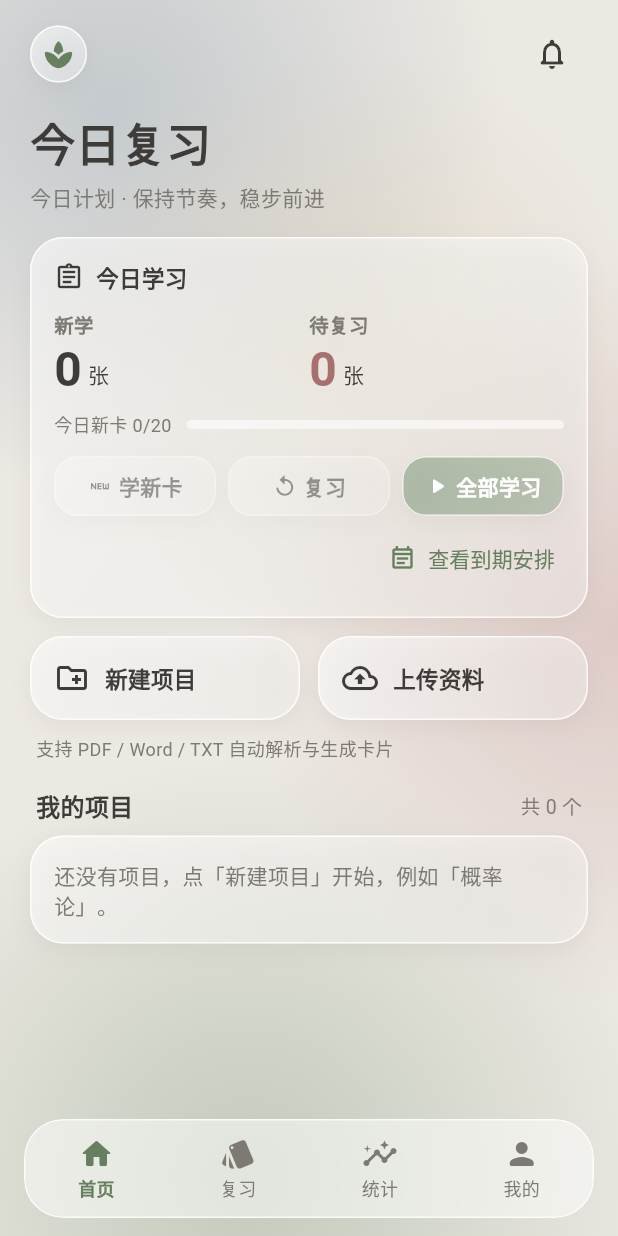
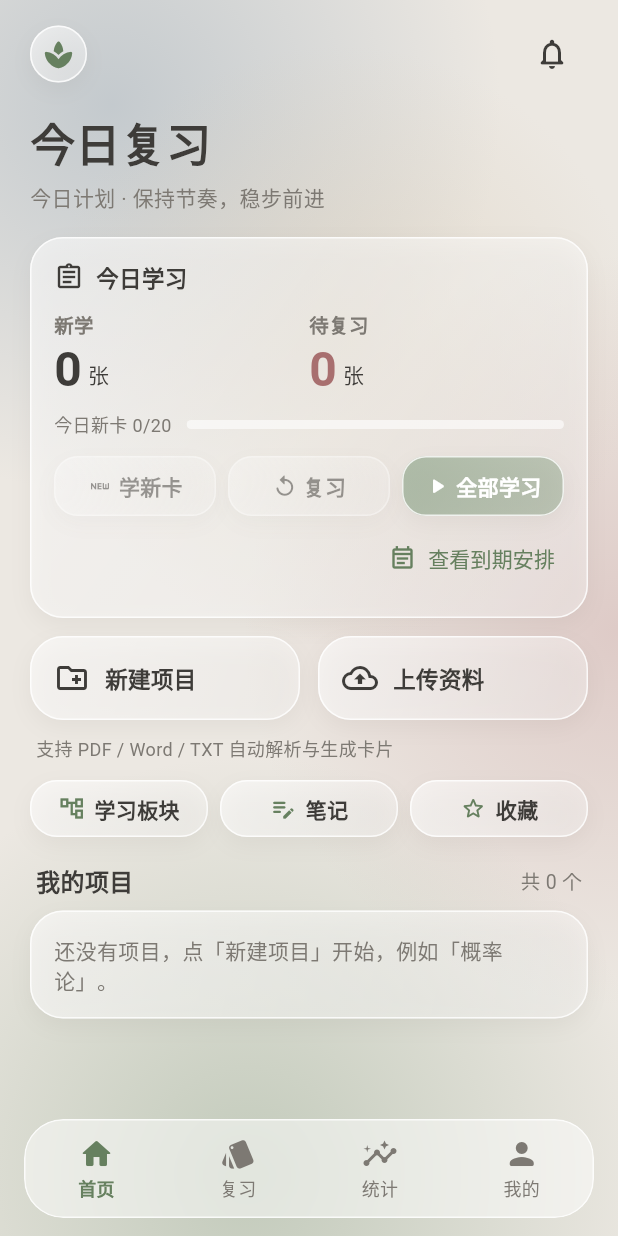
Before and after one commit to HenryHam88/ai-flashcards, a Flutter app: the HomeShell screen opened directly, on a phone screen of 412 x 824 dp. Run offline on Flutter 3.47's test engine with Material 3 defaults, Android fonts, the phone set to English and light mode, and no system bars; our stand-ins replace file_picker, flutter_local_notifications, flutter_secure_storage, flutter_timezone, image_picker, material_ui and 5 more; missing offline and left inert: charset, flutter_math_fork, syncfusion_flutter_pdf; accounts and stored records are empty.

Commit message:
首页：新增学习板块 / 笔记 / 收藏跨项目入口（多个项目时先选项目）

```diff
--- a/lib/ui/home_page.dart
+++ b/lib/ui/home_page.dart
@@ -5,9 +5,12 @@ import '../app_state.dart';
 import '../models.dart';
 import '../services/study_queue.dart';
 import '../theme/glass.dart';
+import 'favorites_page.dart';
+import 'notes_page.dart';
 import 'project_page.dart';
 import 'review_page.dart';
 import 'study_counts.dart';
+import 'study_page.dart';
 
 class HomeData {
   final int due;
@@ -140,6 +143,8 @@ class HomePage extends StatelessWidget {
               padding: EdgeInsets.only(left: 4, top: 6),
               child: Text('支持 PDF / Word / TXT 自动解析与生成卡片', style: TextStyle(color: M.sub, fontSize: 12)),
             ),
+            const SizedBox(height: 12),
+            _sectionsRow(context, d?.projects.map((e) => e.$1).toList() ?? const []),
             SectionTitle('我的项目',
                 trailing: Text('共 ${d?.projects.length ?? 0} 个', style: TextStyle(color: M.sub, fontSize: 13))),
             if (d != null && d.projects.isEmpty)
@@ -178,4 +183,60 @@ class HomePage extends StatelessWidget {
       },
     );
   }
+
+  /// 跨项目入口：学习板块和笔记要先选项目（只有一个项目时直接打开），收藏显示全部项目。
+  Widget _sectionsRow(BuildContext context, List<Project> projects) {
+    void open(Widget page) => Navigator.of(context).push(MaterialPageRoute(builder: (_) => page));
+    Future<void> pick(String what, Widget Function(String id) page) async {
+      if (projects.isEmpty) {
+        await createProjectDialog(context);
+        return;
+      }
+      if (projects.length == 1) return open(page(projects.first.id));
+      final id = await showGlassSheet<String>(
+        context,
+        (ctx, sc) => ListView(controller: sc, padding: const EdgeInsets.fromLTRB(20, 8, 20, 30), children: [
+          Text('打开哪个项目的$what', style: const TextStyle(fontSize: 18, fontWeight: FontWeight.w700)),
+          const SizedBox(height: 12),
+          for (final p in projects)
+            Padding(
+              padding: const EdgeInsets.only(bottom: 8),
+              child: Glass(
+                radius: 16,
+                padding: const EdgeInsets.symmetric(horizontal: 14, vertical: 12),
+                onTap: () => Navigator.pop(ctx, p.id),
+                child: Row(children: [
+                  Icon(Icons.menu_book_rounded, color: M.sageDark, size: 20),
+                  const SizedBox(width: 10),
+                  Expanded(child: Text(p.name, style: const TextStyle(fontSize: 15, fontWeight: FontWeight.w600))),
+                  Icon(Icons.chevron_right_rounded, color: M.sub),
+                ]),
+              ),
+            ),
+        ]),
+        initial: 0.5,
+      );
+      if (id != null && context.mounted) open(page(id));
+    }
+
+    Widget entry(IconData icon, String label, VoidCallback onTap) => Expanded(
+          child: Glass(
+            radius: 18,
+            padding: const EdgeInsets.symmetric(horizontal: 8, vertical: 9),
+            onTap: onTap,
+            child: Row(mainAxisAlignment: MainAxisAlignment.center, children: [
+              Icon(icon, size: 18, color: M.sageDark),
+              const SizedBox(width: 6),
+              Flexible(child: Text(label, overflow: TextOverflow.ellipsis, style: const TextStyle(fontSize: 14, fontWeight: FontWeight.w600))),
+            ]),
+          ),
+        );
+    return Row(children: [
+      entry(Icons.account_tree_outlined, '学习板块', () => pick('学习板块', (id) => StudyPage(projectId: id))),
+      const SizedBox(width: 8),
+      entry(Icons.edit_note_rounded, '笔记', () => pick('笔记', (id) => NotesPage(projectId: id))),
+      const SizedBox(width: 8),
+      entry(Icons.star_outline_rounded, '收藏', () => open(const FavoritesPage())),
+    ]);
+  }
 }
```
Also changed, not shown: 3 other files.
